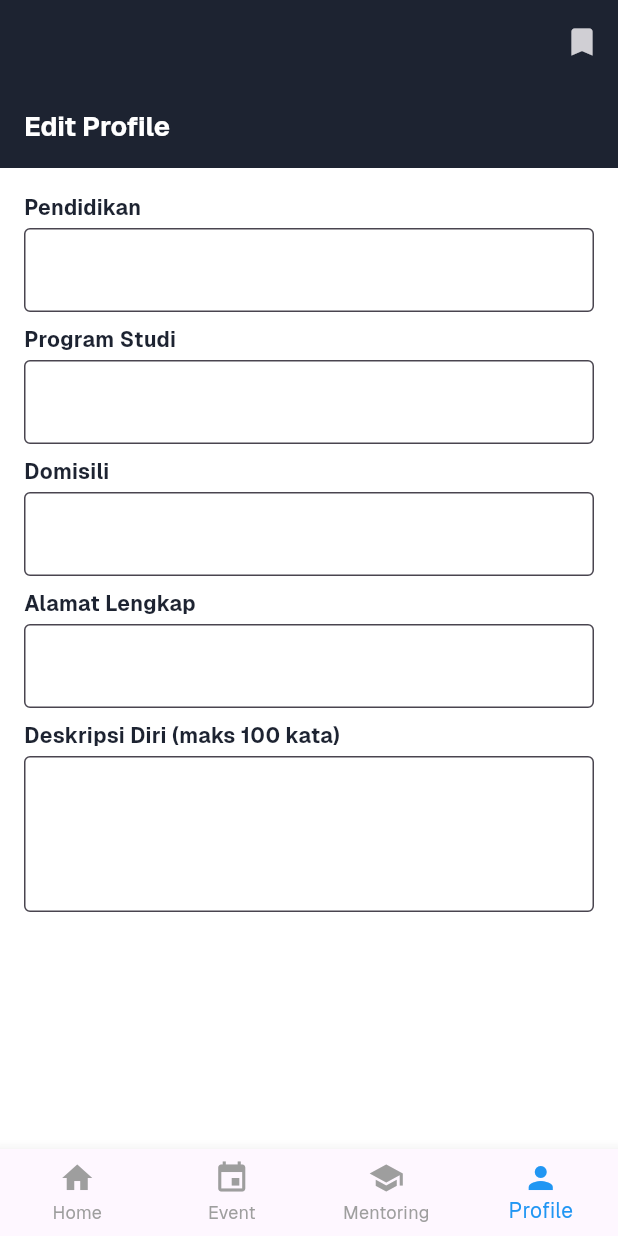
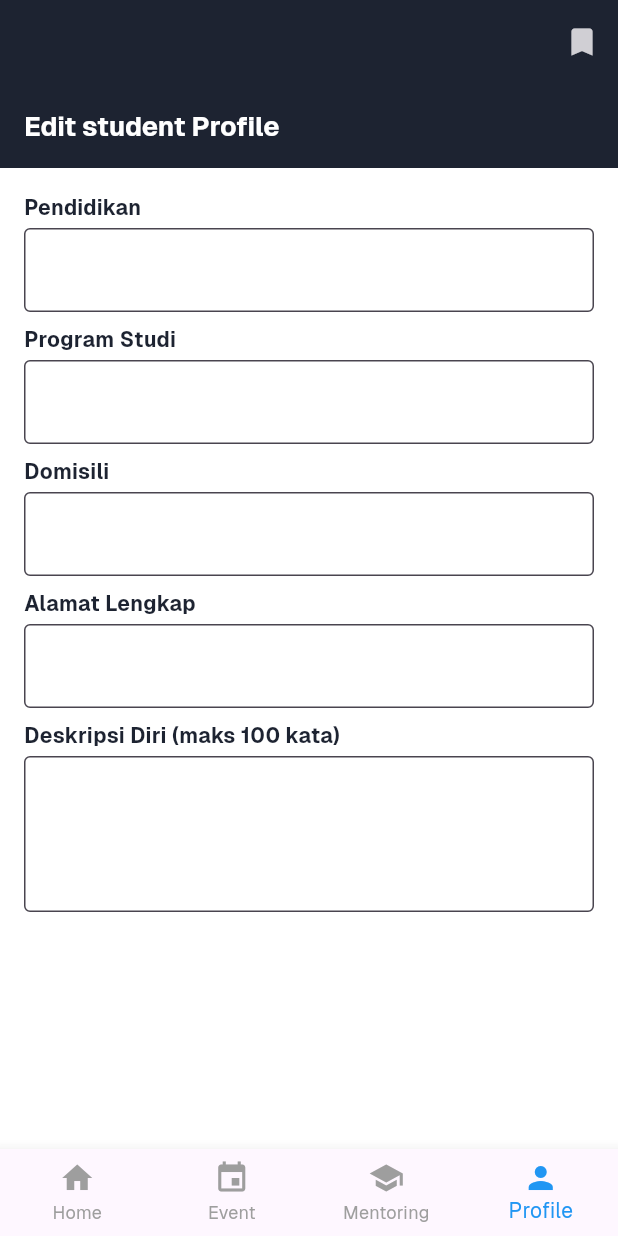
Before and after one commit to JavaneseIvankov/team10_dhiraga, a Flutter app: the HomePage screen opened directly, item 4 of the bottom bar chosen, on a phone screen of 412 x 824 dp. Run offline on Flutter 3.47's test engine with Material 3 defaults, Android fonts, the phone set to English and light mode, and no system bars; our stand-ins replace cloud_firestore, firebase_auth, firebase_core, get_it, shared_preferences; accounts and stored records are empty; generated files the repository leaves out were written again; project files that could hold a hidden picture were left out.

Commit message:
mengintegrasikan (sementara) untuk mendapat data user terkini dan bisa digunakan pada edit profile page

```diff
--- a/lib/pages/Navbar_home_page.dart/home_page.dart
+++ b/lib/pages/Navbar_home_page.dart/home_page.dart
@@ -1,6 +1,8 @@
 import 'package:flutter/material.dart';
 import 'package:firebase_auth/firebase_auth.dart';
 import 'package:cloud_firestore/cloud_firestore.dart';
+import 'package:provider/provider.dart';
+import 'package:team10_dhiraga/features/domain/entities/user_entity.dart';
 import 'package:team10_dhiraga/pages/Navbar_profile_page.dart/edit_profile_page.dart';
 import '../pages/edit_profile_page.dart';
 import '../Navbar_event_page.dart/event_page.dart';
@@ -102,8 +104,14 @@ class _HomePageState extends State<HomePage> {
     );
   }
 
+  // TODO: arun perlu bikin semacam user.bookmarks nnti,
+  // nnti dlu itu perlu integrasi firestore utk nyimpen events
   @override
   Widget build(BuildContext context) {
+    final user = Provider.of<UserEntity?>(context);
+    final username = user?.username ?? "test_username";
+    final userRole = user?.role ?? "student";
+
     final List<Widget> pages = [
       HomeContent(
         username: username,
@@ -118,7 +126,7 @@ class _HomePageState extends State<HomePage> {
       ),
       EventPage(),
       MentoringPage(),
-      EditProfilePage(userType: userRole == "mentor" ? "mentor" : "student"),
+      EditProfilePage(userType: userRole),
     ];
 
     return Scaffold(
--- a/lib/pages/Navbar_profile_page.dart/edit_profile_page.dart
+++ b/lib/pages/Navbar_profile_page.dart/edit_profile_page.dart
@@ -1,30 +1,42 @@
 import 'package:flutter/material.dart';
+import 'package:provider/provider.dart';
+import 'package:team10_dhiraga/features/domain/entities/user_entity.dart';
 import 'edit_profile_page.dart';
 import 'package:team10_dhiraga/pages/login_page.dart';
 import 'student_profile.dart';
 import 'mentor_profile.dart';
 import 'settings_page.dart';
 
+// TODO: Benerin, jgn pake var, itu cmn buat sementara
 class EditProfilePage extends StatelessWidget {
   final String userType; // 'student' atau 'mentor'
 
   const EditProfilePage({super.key, required this.userType});
-
   @override
   Widget build(BuildContext context) {
     return Scaffold(
-      appBar: AppBar(title: Text("Edit Profile")),
+      appBar: AppBar(title: Text("Edit $userType Profile")),
       body: Padding(
         padding: EdgeInsets.all(16.0),
-        child:
-            userType == 'student'
-                ? _buildStudentProfile()
-                : _buildMentorProfile(),
+        child: _buildProfile(userType),
+        // child:
+        //     userType == 'student'
+        //         ? _buildStudentProfile()
+        //         : _buildMentorProfile(),
       ),
     );
   }
 
+  Widget _buildProfile(String role) {
+    if (role == "student") {
+      return _buildStudentProfile();
+    } else {
+      return _buildMentorProfile();
+    }
+  }
+
   Widget _buildStudentProfile() {
+    debugPrint("EditProfilePage: Building Student Profile Page");
     return StudentProfile(
       onEducationChanged: (value) {},
       onStudyProgramChanged: (value) {},
@@ -35,6 +47,7 @@ class EditProfilePage extends StatelessWidget {
   }
 
   Widget _buildMentorProfile() {
+    debugPrint("EditProfilePage: Building Mentor Profile Page");
     return MentorProfile(
       mentorBeasiswa: false,
       mentorAkademik: false,
@@ -61,6 +74,7 @@ class SettingsPage extends StatelessWidget {
 
   @override
   Widget build(BuildContext context) {
+    final userType = "adfjaasdfafs";
     return Scaffold(
       appBar: AppBar(title: Text("Settings")),
       body: ListView(
```
